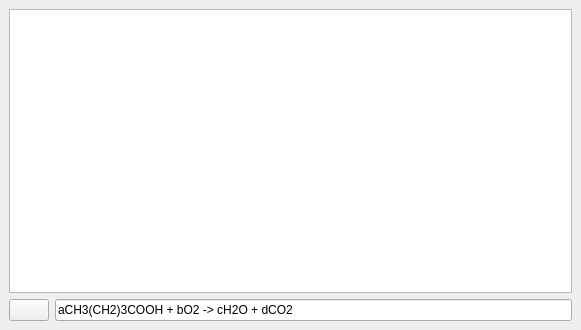
This is src/equationview.ui in KDE/kalzium as Qt 5 draws it before an edit. The edited form follows.
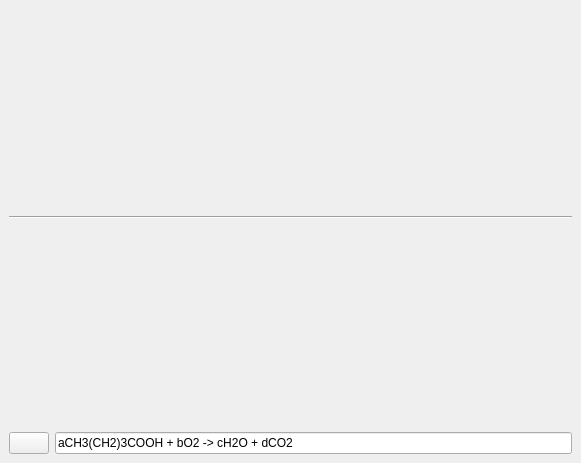
This is the edited form.

Commit message: now the dialog works. It is really ugly, but works

Patch:
```diff
--- a/src/equationview.ui
+++ b/src/equationview.ui
@@ -6,7 +6,7 @@
     <x>0</x>
     <y>0</y>
     <width>581</width>
-    <height>330</height>
+    <height>463</height>
    </rect>
   </property>
   <property name="windowTitle" >
@@ -19,27 +19,47 @@
    <property name="spacing" >
     <number>6</number>
    </property>
-   <item row="0" column="0" colspan="2" >
-    <widget class="QListWidget" name="listWidget" >
-     <property name="alternatingRowColors" >
-      <bool>true</bool>
+   <item row="1" column="0" colspan="2" >
+    <widget class="Line" name="line" >
+     <property name="orientation" >
+      <enum>Qt::Horizontal</enum>
      </property>
     </widget>
    </item>
-   <item row="1" column="1" >
+   <item row="3" column="1" >
     <widget class="QLineEdit" name="lineEdit" >
      <property name="text" >
       <string>aCH3(CH2)3COOH + bO2 -> cH2O + dCO2</string>
      </property>
     </widget>
    </item>
-   <item row="1" column="0" >
+   <item row="3" column="0" >
     <widget class="QPushButton" name="pushButton" >
      <property name="text" >
       <string/>
      </property>
     </widget>
    </item>
+   <item row="0" column="0" colspan="2" >
+    <widget class="QLabel" name="question_label" >
+     <property name="text" >
+      <string/>
+     </property>
+     <property name="textFormat" >
+      <enum>Qt::RichText</enum>
+     </property>
+    </widget>
+   </item>
+   <item row="2" column="0" colspan="2" >
+    <widget class="QLabel" name="answer_label" >
+     <property name="text" >
+      <string/>
+     </property>
+     <property name="textFormat" >
+      <enum>Qt::RichText</enum>
+     </property>
+    </widget>
+   </item>
   </layout>
  </widget>
  <resources/>
```
The commit also changes 1 other file.
